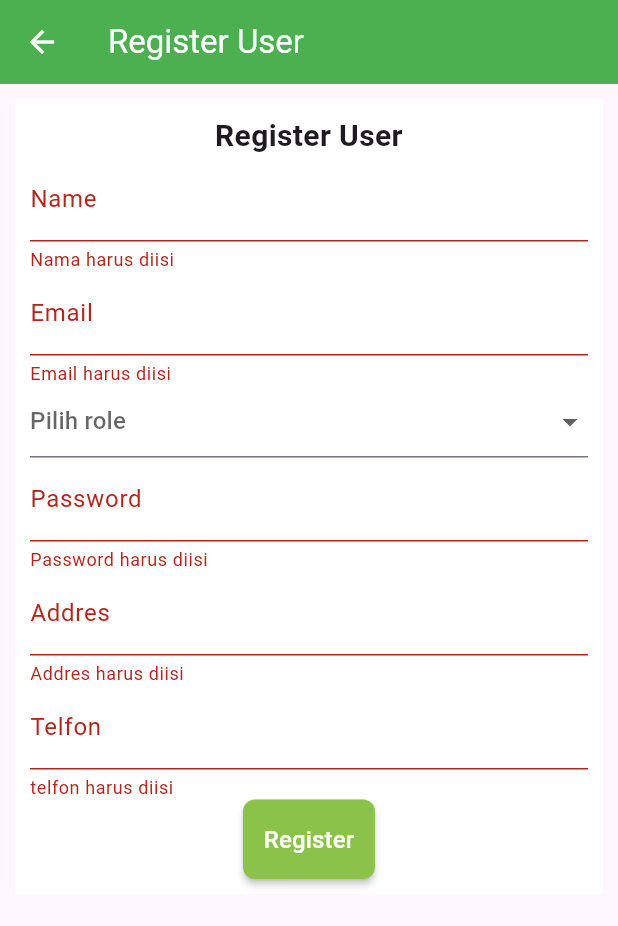
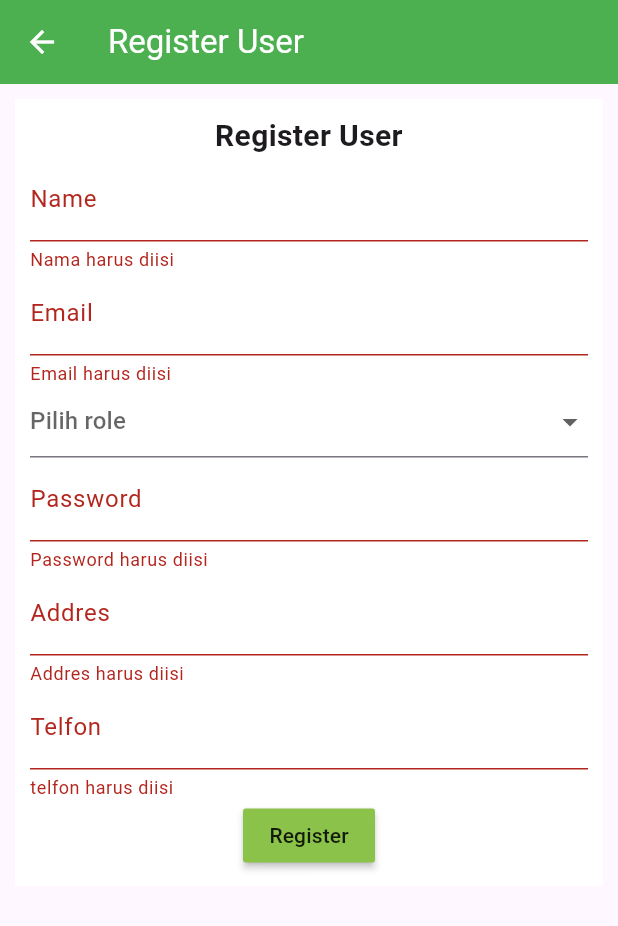
Before and after one commit to Morello07/toko_onlinee, a Flutter app: the RegisterUserView screen opened directly, after a tap on "Register", on a phone screen of 412 x 824 dp. Shown: the top 926 px of the screen. Run offline on Flutter 3.47's test engine with Material 3 defaults, Android fonts, the phone set to English and light mode, and no system bars; our stand-ins replace shared_preferences; accounts and stored records are empty.

```diff
--- a/lib/main.dart
+++ b/lib/main.dart
@@ -20,7 +20,7 @@ class MyApp extends StatelessWidget {
         primarySwatch: Colors.green,
       ),
       debugShowCheckedModeBanner: false,
-      initialRoute: '/',
+      initialRoute: '/login',
       routes: {
         '/': (context) => const RegisterUserView(),
         '/login': (context) => const LoginView(),
--- a/lib/models/response_data_List.dart
+++ b/lib/models/response_data_List.dart
@@ -1,11 +1,11 @@
 
 class ResponseDataList{
   bool status;
-  String massage;
+  String message;
   Map? data;
   ResponseDataList({
     required this.status,
-    required this.massage,
+    required this.message,
     required this.data
   });
 }
--- a/lib/views/register_user_view.dart
+++ b/lib/views/register_user_view.dart
@@ -1,7 +1,6 @@
 import 'package:movie_flutter/services/user.dart';
 import 'package:movie_flutter/widgets/alert.dart';
 import 'package:flutter/material.dart';
-import '../style/registerStyle.dart';
 
 class RegisterUserView extends StatefulWidget {
   const RegisterUserView({super.key});
@@ -42,7 +41,7 @@ class _RegisterUserViewState extends State<RegisterUserView> {
               decoration: const BoxDecoration(color: Colors.white),
               child: Column(
                 children: [
-                  const Text(
+                  Text(
                     "Register User",
                     style: TextStyle(
                       fontSize: 20,
@@ -56,8 +55,7 @@ class _RegisterUserViewState extends State<RegisterUserView> {
                         children: [
                           TextFormField(
                             controller: name,
-                            decoration:
-                                const InputDecoration(label: Text("Name")),
+                            decoration:InputDecoration(label: Text("Name")),
                             validator: (value) {
                               if (value!.isEmpty) {
                                 return 'Nama harus diisi';
@@ -68,8 +66,7 @@ class _RegisterUserViewState extends State<RegisterUserView> {
                           ),
                           TextFormField(
                             controller: email,
-                            decoration:
-                                const InputDecoration(label: Text("Email")),
+                            decoration:InputDecoration(label: Text("Email")),
                             validator: (value) {
                               if (value!.isEmpty) {
                                 return 'Email harus diisi';
@@ -101,7 +98,7 @@ class _RegisterUserViewState extends State<RegisterUserView> {
                           TextFormField(
                             controller: password,
                             decoration:
-                                const InputDecoration(label: Text("Password")),
+                                InputDecoration(label: Text("Password")),
                             validator: (value) {
                               if (value!.isEmpty) {
                                 return 'Password harus diisi';
@@ -113,7 +110,7 @@ class _RegisterUserViewState extends State<RegisterUserView> {
                           TextFormField(
                             controller: addres,
                             decoration:
-                                const InputDecoration(label: Text("Addres")),
+                                InputDecoration(label: Text("Addres")),
                             validator: (value) {
                               if (value!.isEmpty) {
                                 return 'Addres harus diisi';
@@ -125,7 +122,7 @@ class _RegisterUserViewState extends State<RegisterUserView> {
                           TextFormField(
                             controller: telfon,
                             decoration:
-                                const InputDecoration(label: Text("Telfon")),
+                                InputDecoration(label: Text("Telfon")),
                             validator: (value) {
                               if (value!.isEmpty) {
                                 return 'telfon harus diisi';
@@ -137,7 +134,6 @@ class _RegisterUserViewState extends State<RegisterUserView> {
                           MaterialButton(
                             onPressed: () async {
                               if (formKey.currentState!.validate()) {
-                                try {
                                   var data = {
                                     "name": name.text,
                                     "email": email.text,
@@ -146,20 +142,7 @@ class _RegisterUserViewState extends State<RegisterUserView> {
                                     "addres": addres.text,
                                     "telfon": telfon.text
                                   };
-
-                                  showDialog(
-                                    context: context,
-                                    barrierDismissible: false,
-                                    builder: (BuildContext context) {
-                                      return const Center(
-                                          child: CircularProgressIndicator());
-                                    },
-                                  );
-
                                   var result = await user.registerUser(data);
-
-                                  Navigator.pop(context);
-
                                 if (result.status == true) {
                                   name.clear();
                                   email.clear();
@@ -169,32 +152,20 @@ class _RegisterUserViewState extends State<RegisterUserView> {
                                   setState(() {
                                     role = null;
                                   });
-
-                                    await AlertMessage().showAlert(
-                                        context, result.message, true);
-                                    Navigator.pushNamedAndRemoveUntil(
-                                        context, '/login', (route) => false);
+                                  AlertMessage()
+                                      .showAlert(context, result.message, true);
+                                  Navigator.pushReplacementNamed(
+                                        context, '/login');
+                                  Future.delayed(Duration(seconds: 2), () {
+                                  });
                                 } else {
                                   AlertMessage().showAlert(
                                       context, result.message, false);
                                 }
-                                } catch (e) {
-                                  Navigator.pop(context);
-                                  AlertMessage().showAlert(
-                                      context, "Terjadi kesalahan: $e", false);
-                                }
                               }
                             },
+                            child: Text("Register"),
                             color: Colors.lightGreen,
-                            textColor: Colors.white,
-                            padding: const EdgeInsets.symmetric(vertical: 15),
-                            shape: RoundedRectangleBorder(
-                              borderRadius: BorderRadius.circular(8),
-                            ),
-                            child: const Text(
-                              "Register",
-                              style: TextStyle(fontSize: 16),
-                            ),
                           ),
                         ],
                       ))
--- a/lib/widgets/bottom_nav.dart
+++ b/lib/widgets/bottom_nav.dart
@@ -1,5 +1,4 @@
 import 'package:flutter/material.dart';
-import '../style/colors.dart';
 import 'package:movie_flutter/models/user_login.dart';
 
 class BottomNav extends StatefulWidget {
@@ -52,7 +51,6 @@ class _BottomNavState extends State<BottomNav> {
     return role != null
         ? BottomNavigationBar(
             backgroundColor: Colors.white,
-            selectedItemColor: AppColors.primary, // Warna aktif dari colors.dart
             unselectedItemColor: Colors.grey[400],
             currentIndex: widget.activePage,
             elevation: 10, // Tambahkan shadow efek
```
Also changed, not shown: lib/models/user_login.dart (+16 -12 lines), lib/services/user.dart (+11 -21 lines), lib/style/buttonStyle.dart (deleted, +0 -11 lines), lib/style/colors.dart (deleted, +0 -8 lines), lib/style/inputStyle.dart (deleted, +0 -20 lines), lib/style/registerStyle.dart (deleted, +0 -42 lines), lib/style/tema.dart (deleted, +0 -11 lines), lib/style/textStyle.dart (deleted, +0 -15 lines), lib/views/login_view.dart (+9 -9 lines). Lines whose indentation alone changed are shown as unchanged.
